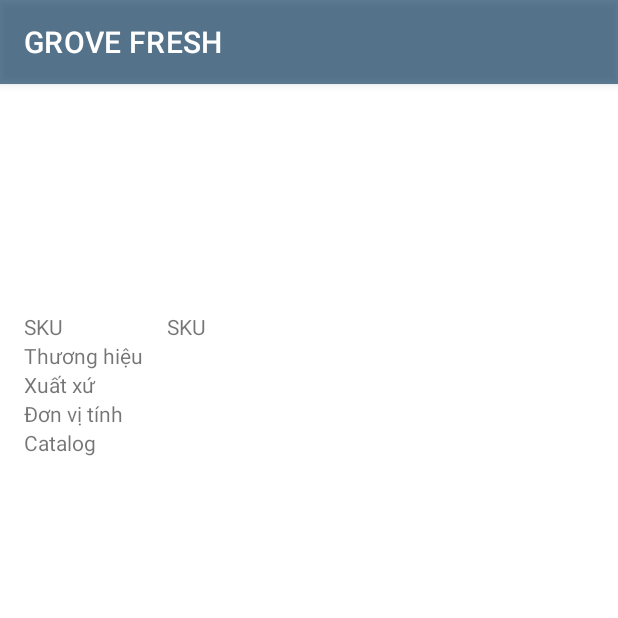
After one commit to thanhnd/GroveCRM_Android, an Android app: the ProductDetailActivity screen opened directly, with no data from a screen before it, on a phone screen of 412 x 824 dp, the top half of it. The commit adds this screen. Run offline under Robolectric (Android 15) with nearby library versions, the phone set to English and light mode, and no system bars; network calls fail; pictures from the network do not load.

Commit message:
Product details

```diff
--- a/app/src/main/AndroidManifest.xml
+++ b/app/src/main/AndroidManifest.xml
@@ -29,7 +29,10 @@
         android:theme="@style/Theme.GroveCrm"
         android:usesCleartextTraffic="true">
         <activity
-            android:name=".ui.product.ProductActivity"
+            android:name=".ui.product.ProductDetailActivity"
+            android:exported="true" />
+        <activity
+            android:name=".ui.product.ProductListActivity"
             android:exported="true" />
         <activity android:name=".ui.membercard.MemberCardActivity" />
 
--- a/app/src/main/java/com/grove/crm/data/model/Product.kt
+++ b/app/src/main/java/com/grove/crm/data/model/Product.kt
@@ -1,14 +1,18 @@
 package com.grove.crm.data.model
 
+import android.os.Parcelable
+import kotlinx.android.parcel.Parcelize
+
+@Parcelize
 data class Product (
     val itemID: String? = null,
     val itemName: String? = null,
     val itemImage: String? = null,
     val priceTaxNotDiscount: Long? = null,
-    val priceTax: String? = null,
+    val priceTax: Long? = null,
     val countryName: String? = null,
     val brandName: String? = null,
     val weightName: String? = null,
-    val catalogName: Boolean = false,
+    val catalogName: String? = null,
     val description: String? = null
-)
+) : Parcelable
--- a/app/src/main/java/com/grove/crm/ui/main/MainActivity.kt
+++ b/app/src/main/java/com/grove/crm/ui/main/MainActivity.kt
@@ -20,7 +20,7 @@
 import com.grove.crm.ui.mapstore.MapStoreActivity
 import com.grove.crm.ui.membercard.MemberCardActivity
 import com.grove.crm.ui.notify.NotifyActivity
-import com.grove.crm.ui.product.ProductActivity
+import com.grove.crm.ui.product.ProductListActivity
 import com.grove.crm.ui.setting.SettingActivity
 import com.grove.crm.ui.transaction.TransactionActivity
 import com.grove.crm.utils.AccountManager
@@ -281,7 +281,7 @@
     }
 
     fun openListProduct(view: View) {
-        Intent(this, ProductActivity::class.java)
+        Intent(this, ProductListActivity::class.java)
             .apply { startActivity(this) }
     }
 }
--- /dev/null
+++ b/app/src/main/java/com/grove/crm/ui/product/ProductDetailActivity.kt
@@ -0,0 +1,37 @@
+package com.grove.crm.ui.product
+
+import android.os.Bundle
+import androidx.appcompat.app.AppCompatActivity
+import com.bumptech.glide.Glide
+import com.grove.crm.R
+import com.grove.crm.data.model.Product
+import kotlinx.android.synthetic.main.activity_product_detail.*
+import kotlinx.android.synthetic.main.activity_product_detail.ivImage
+import kotlinx.android.synthetic.main.item_store.*
+
+class ProductDetailActivity : AppCompatActivity() {
+    override fun onCreate(savedInstanceState: Bundle?) {
+        super.onCreate(savedInstanceState)
+        setContentView(R.layout.activity_product_detail)
+
+        intent.getParcelableExtra<Product>(PRODUCT)?.apply {
+            Glide
+                .with(this@ProductDetailActivity)
+                .load(itemImage)
+                .centerCrop()
+                .into(ivImage)
+            tvItemName.text = itemName
+            tvPrice.text = "$priceTax"
+            tvOldPrice.text = "$priceTaxNotDiscount"
+            tvSKU.text = itemID
+            tvOriginal.text = countryName
+            tvBranch.text = brandName
+            tvCatalog.text = catalogName
+            tvDescription.text = description
+        }
+    }
+
+    companion object {
+        const val PRODUCT = "product"
+    }
+}
--- a/app/src/main/java/com/grove/crm/ui/product/ProductActivity.kt
+++ b/app/src/main/java/com/grove/crm/ui/product/ProductListActivity.kt
@@ -1,5 +1,6 @@
 package com.grove.crm.ui.product
 
+import android.content.Intent
 import android.os.Bundle
 import androidx.appcompat.app.AppCompatActivity
 import androidx.lifecycle.Observer
@@ -9,17 +10,23 @@
 import com.grove.crm.utils.CustomProgressDialog
 import kotlinx.android.synthetic.main.activity_product.*
 
-class ProductActivity : AppCompatActivity() {
+class ProductListActivity : AppCompatActivity() {
 
-    lateinit var productViewModel: ProductActivityViewModel
-    private val adapter = ProductAdapter()
+    lateinit var productListViewModel: ProductListActivityViewModel
+    private val adapter = ProductListAdapter()
     private var stores: List<Product> = listOf()
 
     override fun onCreate(savedInstanceState: Bundle?) {
         super.onCreate(savedInstanceState)
         setContentView(R.layout.activity_product)
-        productViewModel = ViewModelProvider(this).get(ProductActivityViewModel::class.java)
-
+        productListViewModel = ViewModelProvider(this).get(ProductListActivityViewModel::class.java)
+        adapter.onItemClick = { product ->
+            Intent(this, ProductDetailActivity::class.java)
+                .apply {
+                    putExtra(ProductDetailActivity.PRODUCT, product)
+                    startActivity(this)
+                }
+        }
         rvProduct.adapter = adapter
     }
 
@@ -27,7 +34,7 @@
         super.onStart()
 
         CustomProgressDialog.showProgressDialog(this)
-        productViewModel.getProducts()?.observe(this, Observer { stores ->
+        productListViewModel.getProducts()?.observe(this, Observer { stores ->
             CustomProgressDialog.dismissProgressDialog()
             adapter.products = stores
 
--- a/app/src/main/java/com/grove/crm/ui/product/ProductActivityViewModel.kt
+++ b/app/src/main/java/com/grove/crm/ui/product/ProductListActivityViewModel.kt
@@ -6,7 +6,7 @@
 import com.grove.crm.data.ProductActivityRepository
 import com.grove.crm.data.model.Product
 
-class ProductActivityViewModel : ViewModel() {
+class ProductListActivityViewModel : ViewModel() {
 
     private var ldProducts: MutableLiveData<List<Product>>? = null
 
--- a/app/src/main/java/com/grove/crm/ui/product/ProductAdapter.kt
+++ b/app/src/main/java/com/grove/crm/ui/product/ProductListAdapter.kt
@@ -10,8 +10,8 @@
 import kotlinx.android.extensions.LayoutContainer
 import kotlinx.android.synthetic.main.item_product.*
 
-class ProductAdapter() :
-    RecyclerView.Adapter<ProductAdapter.ViewHolder>() {
+class ProductListAdapter() :
+    RecyclerView.Adapter<ProductListAdapter.ViewHolder>() {
 
     internal var products: List<Product>? = null
         set(value) {
@@ -25,7 +25,7 @@
         @Suppress("DEPRECATION")
         fun bind(product: Product) {
             tvItemName.text = product.itemName
-            tvPrice.text = product.priceTax
+            tvPrice.text = "${product.priceTax}"
 
             Glide
                 .with(containerView.context)
--- a/app/src/main/res/layout/activity_product.xml
+++ b/app/src/main/res/layout/activity_product.xml
@@ -4,7 +4,7 @@
     xmlns:tools="http://schemas.android.com/tools"
     android:layout_width="match_parent"
     android:layout_height="match_parent"
-    tools:context=".ui.product.ProductActivity">
+    tools:context=".ui.product.ProductListActivity">
     <androidx.recyclerview.widget.RecyclerView
         android:id="@+id/rvProduct"
         android:layout_width="match_parent"
--- /dev/null
+++ b/app/src/main/res/layout/activity_product_detail.xml
@@ -0,0 +1,146 @@
+<?xml version="1.0" encoding="utf-8"?>
+<androidx.constraintlayout.widget.ConstraintLayout xmlns:android="http://schemas.android.com/apk/res/android"
+    xmlns:app="http://schemas.android.com/apk/res-auto"
+    xmlns:tools="http://schemas.android.com/tools"
+    android:layout_width="match_parent"
+    android:layout_height="match_parent"
+    tools:context=".ui.product.ProductDetailActivity">
+    <ImageView
+        android:id="@+id/ivImage"
+        app:layout_constraintTop_toTopOf="parent"
+        app:layout_constraintLeft_toLeftOf="parent"
+        android:layout_margin="@dimen/activity_horizontal_margin"
+        android:layout_width="120dp"
+        android:layout_height="120dp" />
+
+    <TextView
+        app:layout_constraintLeft_toRightOf="@id/ivImage"
+        app:layout_constraintRight_toRightOf="parent"
+        app:layout_constraintTop_toTopOf="parent"
+        android:id="@+id/tvItemName"
+        android:layout_width="0dp"
+        android:layout_height="wrap_content"
+        android:layout_marginTop="@dimen/activity_horizontal_margin"
+        android:layout_marginRight="@dimen/activity_horizontal_margin"
+        android:layout_marginBottom="@dimen/activity_horizontal_margin"
+        app:layout_constraintWidth_default="spread"
+        android:layout_gravity="left"
+        android:ellipsize="end"
+        android:gravity="left"
+        android:lines="2"
+        android:textAllCaps="true"
+        android:textAppearance="?android:attr/textAppearanceLarge"
+        android:textColor="@color/teal_800"
+        tools:text="Product Name" />
+    <TextView
+        app:layout_constraintLeft_toRightOf="@id/ivImage"
+        app:layout_constraintTop_toBottomOf="@+id/tvItemName"
+        android:id="@+id/tvPrice"
+        android:layout_width="wrap_content"
+        android:layout_height="wrap_content"
+        android:layout_marginTop="@dimen/activity_horizontal_margin"
+        android:layout_marginEnd="@dimen/activity_horizontal_margin"
+        android:layout_marginBottom="@dimen/activity_horizontal_margin"
+        android:layout_gravity="center_horizontal"
+        android:lines="1"
+        android:textAllCaps="true"
+        android:textAppearance="?android:attr/textAppearanceMedium"
+        android:textColor="@color/teal_800"
+        tools:text="Price" />
+    <TextView
+        app:layout_constraintLeft_toRightOf="@id/tvPrice"
+        app:layout_constraintTop_toTopOf="@id/tvPrice"
+        app:layout_constraintRight_toRightOf="parent"
+        android:id="@+id/tvOldPrice"
+        android:layout_width="wrap_content"
+        android:layout_height="wrap_content"
+        android:layout_marginLeft="@dimen/activity_horizontal_margin"
+        android:layout_marginEnd="@dimen/activity_horizontal_margin"
+        android:layout_marginBottom="@dimen/activity_horizontal_margin"
+        android:layout_gravity="center_horizontal"
+        android:lines="1"
+        android:textAllCaps="true"
+        android:textAppearance="?android:attr/textAppearanceMedium"
+        android:textColor="@color/teal_800"
+        tools:text="Old Price" />
+
+    <TableLayout
+        app:layout_constraintTop_toBottomOf="@id/ivImage"
+        app:layout_constraintLeft_toLeftOf="parent"
+        android:id="@+id/tlSpecs"
+        android:layout_margin="@dimen/activity_horizontal_margin"
+        android:layout_width="match_parent"
+        android:layout_height="wrap_content">
+        <TableRow>
+            <TextView
+                android:layout_width="wrap_content"
+                android:layout_height="wrap_content"
+                android:text="SKU" />
+            <TextView
+                android:id="@+id/tvSKU"
+                android:layout_marginLeft="@dimen/activity_horizontal_margin"
+                android:layout_width="wrap_content"
+                android:layout_height="wrap_content"
+                android:text="SKU" />
+        </TableRow>
+        <TableRow>
+            <TextView
+                android:layout_width="wrap_content"
+                android:layout_height="wrap_content"
+                android:text="Thương hiệu" />
+            <TextView
+                android:id="@+id/tvBranch"
+                android:layout_marginLeft="@dimen/activity_horizontal_margin"
+                android:layout_width="wrap_content"
+                android:layout_height="wrap_content"
+                android:text="" />
+        </TableRow>
+        <TableRow>
+            <TextView
+                android:layout_width="wrap_content"
+                android:layout_height="wrap_content"
+                android:text="Xuất xứ" />
+            <TextView
+                android:id="@+id/tvOriginal"
+                android:layout_marginLeft="@dimen/activity_horizontal_margin"
+                android:layout_width="wrap_content"
+                android:layout_height="wrap_content"
+                tools:text="SKU" />
+
+        </TableRow>
+        <TableRow>
+            <TextView
+                android:layout_width="wrap_content"
+                android:layout_height="wrap_content"
+                android:text="Đơn vị tính" />
+            <TextView
+                android:id="@+id/tvUnit"
+                android:layout_marginLeft="@dimen/activity_horizontal_margin"
+                android:layout_width="wrap_content"
+                android:layout_height="wrap_content"
+                tools:text="SKU" />
+        </TableRow>
+        <TableRow>
+            <TextView
+                android:layout_width="wrap_content"
+                android:layout_height="wrap_content"
+                android:text="Catalog" />
+            <TextView
+                android:id="@+id/tvCatalog"
+                android:layout_marginLeft="@dimen/activity_horizontal_margin"
+                android:layout_width="wrap_content"
+                android:layout_height="wrap_content"
+                tools:text="SKU" />
+        </TableRow>
+    </TableLayout>
+    <TextView
+        android:id="@+id/tvDescription"
+        app:layout_constraintTop_toBottomOf="@id/tlSpecs"
+        app:layout_constraintLeft_toLeftOf="parent"
+        android:layout_margin="@dimen/activity_horizontal_margin"
+        android:layout_width="match_parent"
+        android:layout_height="wrap_content"
+        tools:text="Lorem ipsum dolor sit amet, consectetur adipiscing elit. Sed dapibus tortor laoreet convallis tristique. Praesent condimentum quam eget quam consectetur, at placerat massa egestas. Donec ultrices urna non congue accumsan. Maecenas commodo neque eu libero bibendum, luctus elementum massa iaculis. Aliquam fringilla risus ultricies odio feugiat porta tempor ut tellus. Nam id rhoncus libero. Quisque fringilla maximus nibh eu maximus. Nulla feugiat elementum vehicula. Nulla tempus ex eget tortor porttitor eleifend. Duis convallis pharetra dui eu malesuada. Nulla consectetur arcu dui. Quisque sit amet dui accumsan felis fringilla placerat et ac dolor. Duis nec arcu mat"
+        />
+
+</androidx.constraintlayout.widget.ConstraintLayout>
```
